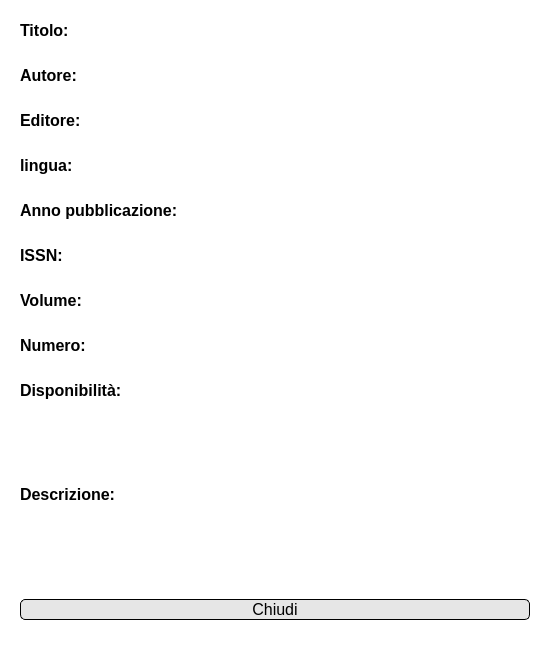
Old version of the form View/Amministratore/UI files/visualizza rivista.ui in the repository FrancescoFinizii/Biblioteca-universitaria.
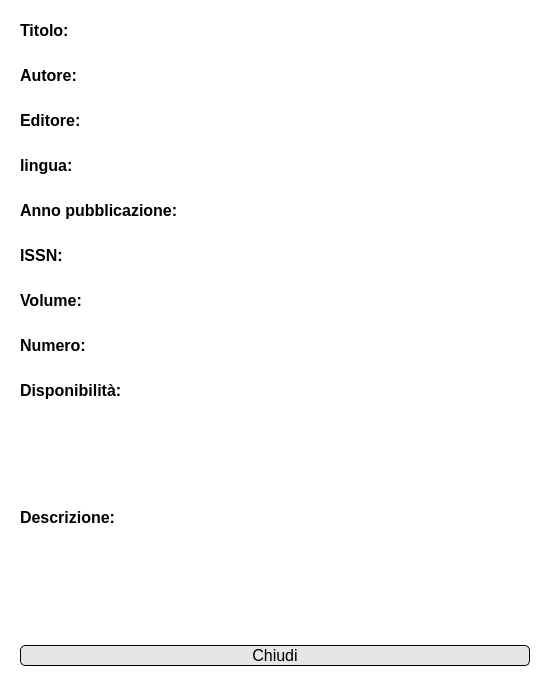
New version of the form. Icons and pictures are not drawn.

Patch:
```diff
--- a/View/Amministratore/UI files/visualizza rivista.ui
+++ b/View/Amministratore/UI files/visualizza rivista.ui
@@ -10,7 +10,7 @@
     <x>0</x>
     <y>0</y>
     <width>550</width>
-    <height>651</height>
+    <height>697</height>
    </rect>
   </property>
   <property name="minimumSize">
@@ -27,7 +27,10 @@
     <normaloff>../Resources/logo.png</normaloff>../Resources/logo.png</iconset>
   </property>
   <property name="styleSheet">
-   <string notr="true">background-color: rgb(255, 255, 255);</string>
+   <string notr="true">QDialog#Dialog {
+background-color: rgb(255, 255, 255);
+color:black;
+}</string>
   </property>
   <property name="modal">
    <bool>true</bool>
```
